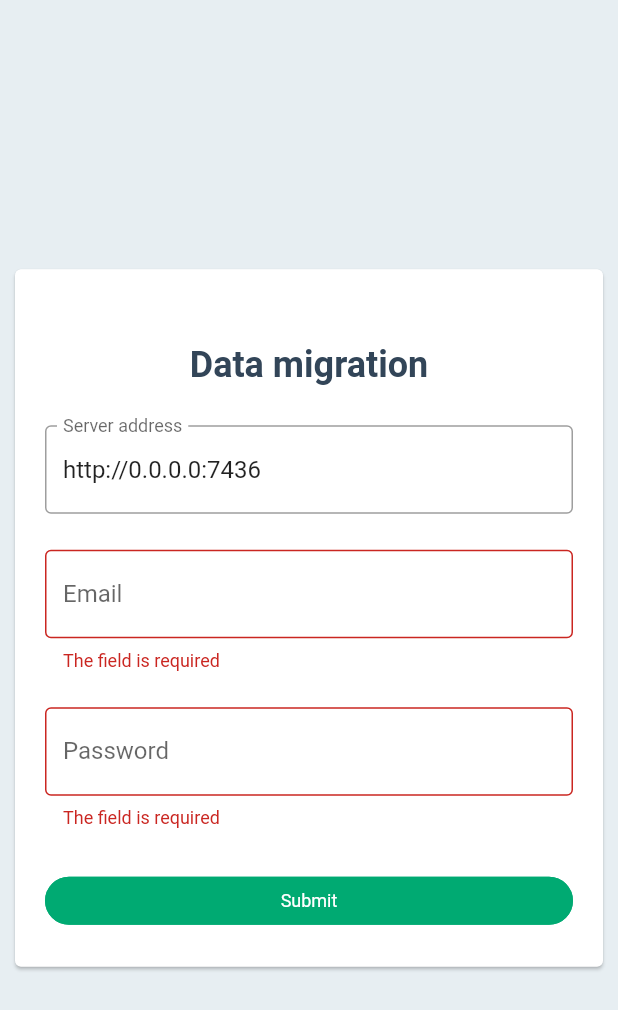
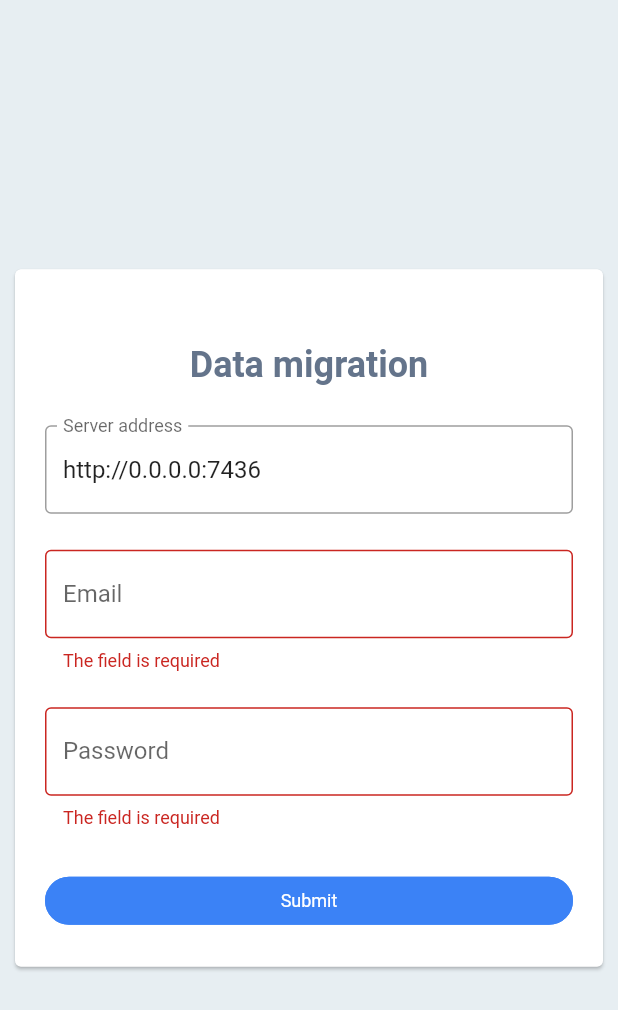
Before and after one commit to beyondstorage/beyond-tp, a Flutter app: the SignIn screen opened by its route, after a tap on "Submit", on a phone screen of 412 x 824 dp. Shown: the top 1010 px of the screen. Run offline on Flutter 3.47's test engine with Material 2 defaults, Android fonts, the phone set to English and light mode, and no system bars; our stand-ins replace flutter_layout_grid, form_validator, get, graphql_flutter, shared_preferences; accounts and stored records are empty; network calls fail; Roboto replaces fonts that are missing (PingFang SC).

Commit message:
ui: refactor button style (#84)

```diff
--- a/ui/lib/common/request.dart
+++ b/ui/lib/common/request.dart
@@ -16,7 +16,7 @@ Future<QueryResult> queryGraphQL(QueryOptions options) async {
   //   return QueryResult(source: QueryResultSource.optimisticResult);
   // }
 
-  String server = Foundation.kDebugMode ? "http://0.0.0.0:7436" : "";
+  String server = Foundation.kDebugMode ? "http://localhost:7436" : "";
 
   GraphQLClient client = GraphQLClient(
     cache: GraphQLCache(), link: HttpLink("$server/graphql"));
--- a/ui/lib/modules/dashboard/create_task_dialog/index.dart
+++ b/ui/lib/modules/dashboard/create_task_dialog/index.dart
@@ -3,6 +3,8 @@ import 'package:flutter/material.dart';
 
 import '../../../widgets/dialog/index.dart';
 import '../../../widgets/button/index.dart';
+import '../../../widgets/button/constants.dart';
+
 import 'form.dart';
 
 import 'controller.dart';
--- a/ui/lib/modules/dashboard/task_detail_dialog/index.dart
+++ b/ui/lib/modules/dashboard/task_detail_dialog/index.dart
@@ -4,6 +4,8 @@ import 'package:flutter/material.dart';
 import '../../../models/task.dart';
 import '../../../widgets/dialog/index.dart';
 import '../../../widgets/button/index.dart';
+import '../../../widgets/button/constants.dart';
+
 import './task_detail.dart';
 import '../controller.dart';
 
--- a/ui/lib/modules/dashboard/toolbar.dart
+++ b/ui/lib/modules/dashboard/toolbar.dart
@@ -2,7 +2,9 @@ import 'package:get/get.dart';
 import 'package:flutter/material.dart';
 
 import '../../widgets/button/index.dart';
+import '../../widgets/button/constants.dart';
 import '../../widgets/toolbar/index.dart';
+
 import './create_task_dialog/index.dart';
 
 import 'controller.dart';
--- a/ui/lib/modules/signin/form.dart
+++ b/ui/lib/modules/signin/form.dart
@@ -4,6 +4,8 @@ import 'package:form_validator/form_validator.dart';
 
 import 'controller.dart';
 import '../../widgets/button/index.dart';
+import '../../widgets/button/constants.dart';
+
 
 class SignInForm extends GetView<SigninController> {
   final GlobalKey<FormState> _formKey = GlobalKey<FormState>();
--- /dev/null
+++ b/ui/lib/widgets/button/colors.dart
@@ -0,0 +1,88 @@
+import 'package:flutter/material.dart';
+
+import './constants.dart';
+import '../../common/colors.dart';
+
+Color defaultColor = rgba(203, 213, 225, 1);
+Color defaultDisabledColor = rgba(226, 232, 240, 1);
+
+Color primaryColor = rgba(59, 130, 246, 1);
+Color primaryHoveredColor = rgba(37, 99, 235, 1);
+Color primaryPressedColor = rgba(29, 78, 216, 1);
+Color primaryDisabledColor = rgba(59, 130, 246, opacity);
+
+Color getPrimaryBackgroundColor(ButtonType type) {
+  switch (type) {
+    case ButtonType.error:
+      return rgba(202, 38, 33, 1);
+    case ButtonType.primary:
+      return primaryColor;
+    default:
+      return Colors.white;
+  }
+}
+
+Color getDisabledBackgroundColor(ButtonType type) {
+  switch (type) {
+    case ButtonType.error:
+      return rgba(202, 38, 33, opacity);
+    case ButtonType.primary:
+      return primaryDisabledColor;
+    default:
+      return Colors.white;
+  }
+}
+
+Color getHoveredBackgroundColor(ButtonType type) {
+  switch (type) {
+    case ButtonType.error:
+      return rgba(202, 38, 33, 1);
+    case ButtonType.primary:
+      return primaryHoveredColor;
+    default:
+      return Colors.white;
+  }
+}
+
+Color getPressedBackgroundColor(ButtonType type) {
+  switch (type) {
+    case ButtonType.error:
+      return rgba(202, 38, 33, 1);
+    case ButtonType.primary:
+      return primaryPressedColor;
+    default:
+      return Colors.white;
+  }
+}
+
+Color getDefaultFontColor(Set<MaterialState> states, bool disabled) {
+  if (disabled) {
+    return disableFontColor;
+  }
+
+  if (states.contains(MaterialState.pressed)) {
+    return primaryPressedColor;
+  }
+
+  if (states.contains(MaterialState.hovered)) {
+    return primaryHoveredColor;
+  }
+
+  return regularFontColor;
+}
+
+BorderSide getDefaultOutLineBorderSide(Set<MaterialState> states, bool disabled) {
+  if (disabled) {
+    return BorderSide(color: defaultDisabledColor);
+  }
+
+  Color color = defaultColor;
+
+  if (states.contains(MaterialState.pressed)) {
+    color = primaryPressedColor;
+  } else if (states.contains(MaterialState.hovered)) {
+    color = primaryHoveredColor;
+  }
+
+  return BorderSide(color: color);
+}
--- /dev/null
+++ b/ui/lib/widgets/button/constants.dart
@@ -0,0 +1,5 @@
+enum ButtonType {
+  error,
+  primary,
+  defaults,
+}
--- a/ui/lib/widgets/button/index.dart
+++ b/ui/lib/widgets/button/index.dart
@@ -1,12 +1,11 @@
+import 'dart:ui';
+
 import 'package:flutter/material.dart';
+import 'package:flutter/rendering.dart';
 
-import '../../common/colors.dart';
+import './colors.dart';
+import './constants.dart';
 
-enum ButtonType {
-  error,
-  primary,
-  defaults,
-}
 
 class Button extends StatelessWidget {
   final IconData? icon;
@@ -24,59 +23,43 @@ class Button extends StatelessWidget {
   });
 
   Color getFontColor(Set<MaterialState> states) {
-    double opacity = disabled ? 0.5 : 1.00;
-    Color color;
-
-    switch (type) {
-      case ButtonType.error:
-        color = rgba(202, 38, 33, 1);
-        break;
-      case ButtonType.primary:
-        color = Colors.white;
-        break;
-      default:
-        color = rgba(50, 69, 88, opacity);
+    if (type == ButtonType.defaults) {
+      return getDefaultFontColor(states, disabled);
     }
 
-    return color;
+    return Colors.white;
   }
 
   Color getBackgroundColor(Set<MaterialState> states) {
-    double opacity = disabled ? 0.5 : 1.00;
+    if (disabled) {
+      return getDisabledBackgroundColor(type);
+    }
 
-    switch (type) {
-      case ButtonType.error:
-        return rgba(202, 38, 33, 1);
-      case ButtonType.primary:
-        return rgba(0, 170, 114, opacity);
-      default:
-        return Colors.white;
+    if (states.contains(MaterialState.pressed)) {
+      return getPressedBackgroundColor(type);
     }
+
+    if (states.contains(MaterialState.hovered)) {
+      return getHoveredBackgroundColor(type);
+    }
+
+    return getPrimaryBackgroundColor(type);
   }
 
   BorderSide getSide(Set<MaterialState> states) {
-    double opacity = disabled ? 0.5 : 1.00;
-    Color color;
-
-    switch (type) {
-      case ButtonType.error:
-        color = rgba(202, 38, 33, 1);
-        break;
-      case ButtonType.primary:
-        color = rgba(0, 170, 114, opacity);
-        break;
-      default:
-        color = rgba(140, 140, 140, opacity);
+    if (type == ButtonType.defaults) {
+      return getDefaultOutLineBorderSide(states, disabled);
     }
 
-    return BorderSide(
-      style: BorderStyle.solid,
-      color: color,
-    );
+    return BorderSide(color: getBackgroundColor(states));
   }
 
   OutlinedBorder getShape(Set<MaterialState> states) {
     return RoundedRectangleBorder(borderRadius: BorderRadius.circular(30.0));
+  }
+
+  MouseCursor getMouseCursor(Set<MaterialState> states) {
+    return disabled ? SystemMouseCursors.forbidden : SystemMouseCursors.click;
   }
 
   Size getSize(Set<MaterialState> states) => Size(0, 0);
@@ -85,20 +68,24 @@ class Button extends StatelessWidget {
     return TextStyle(fontSize: 12);
   }
 
+  void onClick() {
+    if (!disabled) onPressed();
+  }
+
   @override
   Widget build(BuildContext context) {
     if (icon == null) {
       return OutlinedButton(
-        onPressed: onPressed,
+        onPressed: onClick,
         style: ButtonStyle(
           padding: MaterialStateProperty.all(EdgeInsets.zero),
           foregroundColor: MaterialStateProperty.resolveWith(getFontColor),
-          backgroundColor:
-              MaterialStateProperty.resolveWith(getBackgroundColor),
+          backgroundColor: MaterialStateProperty.resolveWith(getBackgroundColor),
           side: MaterialStateProperty.resolveWith(getSide),
           shape: MaterialStateProperty.resolveWith(getShape),
           textStyle: MaterialStateProperty.resolveWith(getTextStyle),
           minimumSize: MaterialStateProperty.resolveWith(getSize),
+          mouseCursor: MaterialStateProperty.resolveWith(getMouseCursor),
         ),
         child: Container(
           height: 32,
@@ -110,17 +97,17 @@ class Button extends StatelessWidget {
     }
 
     return OutlinedButton.icon(
-      onPressed: onPressed,
+      onPressed: onClick,
       style: ButtonStyle(
-        padding:
-            MaterialStateProperty.all(EdgeInsets.symmetric(horizontal: 24)),
         alignment: Alignment.center,
+        padding: MaterialStateProperty.all(EdgeInsets.symmetric(horizontal: 24)),
         foregroundColor: MaterialStateProperty.resolveWith(getFontColor),
         backgroundColor: MaterialStateProperty.resolveWith(getBackgroundColor),
         side: MaterialStateProperty.resolveWith(getSide),
         shape: MaterialStateProperty.resolveWith(getShape),
         textStyle: MaterialStateProperty.resolveWith(getTextStyle),
         minimumSize: MaterialStateProperty.resolveWith(getSize),
+        mouseCursor: MaterialStateProperty.resolveWith(getMouseCursor),
       ),
       icon: Icon(icon, size: 14),
       label: Container(
--- a/ui/lib/widgets/toggle/index.dart
+++ b/ui/lib/widgets/toggle/index.dart
@@ -28,7 +28,7 @@ class Toggle extends StatelessWidget {
   @override
   Widget build(BuildContext context) {
     return Listener(
-        onPointerUp: (PointerUpEvent event) => onChange!(value != true),
+        onPointerUp: (PointerUpEvent event) => onChange(value != true),
         child: Container(
           width: 28,
           height: 16,
```
Also changed, not shown: ui/lib/common/colors.dart (+6 -1 lines), ui/lib/theme/theme.dart (+9 -9 lines), ui/lib/widgets/confirm/index.dart (+5 -3 lines).
